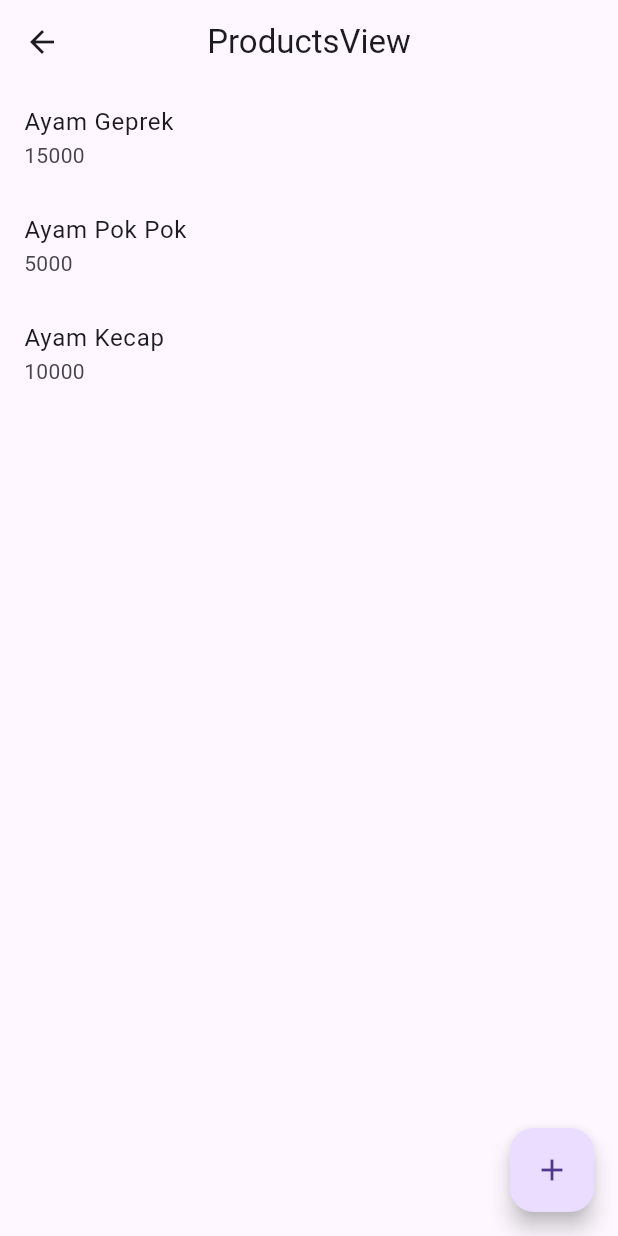
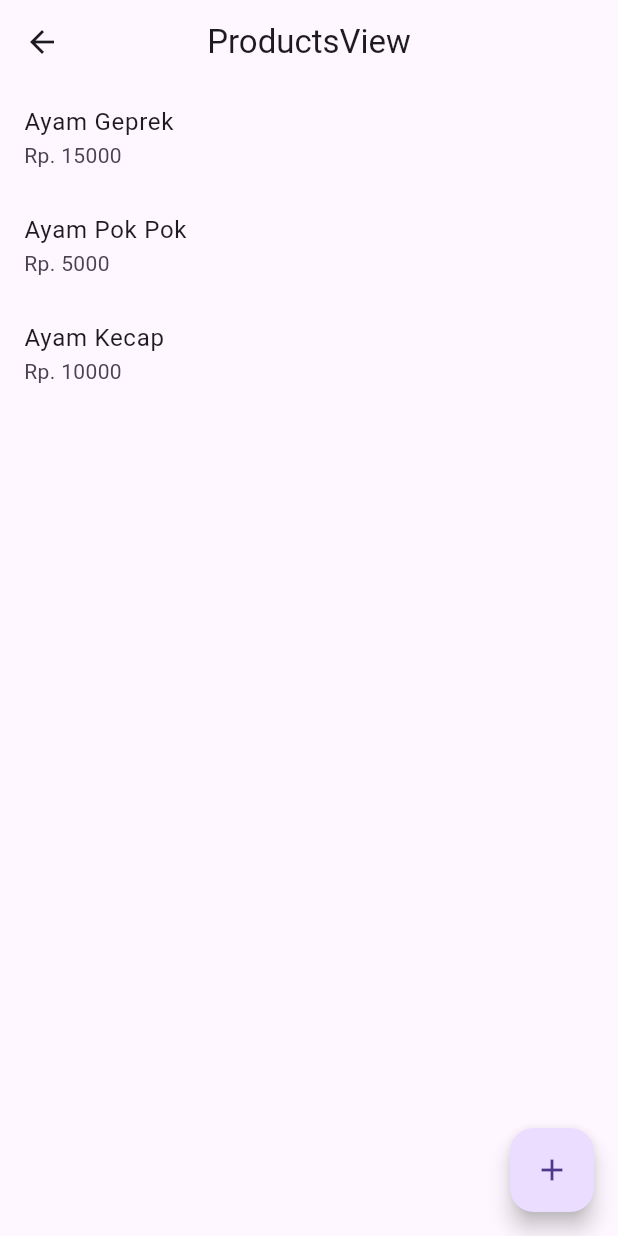
Before and after one commit to wildanarkan/latihan_cli, a Flutter app: the screen it shows after launch, after a tap on "PRODUCT PAGE", on a phone screen of 412 x 824 dp. Run offline on Flutter 3.47's test engine with Material 3 defaults, Android fonts, the phone set to English and light mode, and no system bars; our stand-ins replace get.

Commit message:
Mempelajari Create view,controller, dan install package Get CLI

```diff
--- a/lib/app/modules/products/bindings/products_binding.dart
+++ b/lib/app/modules/products/bindings/products_binding.dart
@@ -1,10 +1,15 @@
 import 'package:get/get.dart';
+
+import 'package:latihan_cli/app/modules/products/controllers/test_controller.dart';
 
 import '../controllers/products_controller.dart';
 
 class ProductsBinding extends Bindings {
   @override
   void dependencies() {
+    Get.lazyPut<TestController>(
+      () => TestController(),
+    );
     Get.lazyPut<ProductsController>(
       () => ProductsController(),
     );
--- /dev/null
+++ b/lib/app/modules/products/views/product_items_view.dart
@@ -0,0 +1,21 @@
+import 'package:flutter/material.dart';
+
+import 'package:get/get.dart';
+
+
+class ProductItem extends StatelessWidget {
+  const ProductItem({
+    super.key,
+    required this.data,
+  });
+
+  final Map<String,dynamic> data;
+
+  @override
+  Widget build(BuildContext context) {
+    return ListTile(
+      title: Text(data["name"]),
+      subtitle: Text("Rp. ${data["price"]}"),
+    );
+  }
+}
--- a/lib/app/modules/products/views/products_view.dart
+++ b/lib/app/modules/products/views/products_view.dart
@@ -1,6 +1,7 @@
 import 'package:flutter/material.dart';
 
 import 'package:get/get.dart';
+import 'package:latihan_cli/app/modules/products/views/product_items_view.dart';
 import 'package:latihan_cli/app/routes/app_pages.dart';
 
 import '../controllers/products_controller.dart';
@@ -19,10 +20,7 @@ class ProductsView extends GetView<ProductsController> {
           child: Icon(Icons.add)),
       body: Obx(() => ListView.builder(
             itemCount: controller.allProducts.length,
-            itemBuilder: (context, index) => ListTile(
-              title: Text(controller.allProducts[index]["name"]),
-              subtitle: Text(controller.allProducts[index]["price"].toString()),
-            ),
+            itemBuilder: (context, index) => ProductItem(data: controller.allProducts[index]),
           )),
     );
   }
--- a/pubspec.yaml
+++ b/pubspec.yaml
@@ -8,6 +8,7 @@ environment:
 dependencies:
   cupertino_icons: ^1.0.2
   get: 4.6.6
+  http: 1.2.0
   flutter:
     sdk: flutter
 
```
Also changed, not shown: lib/app/modules/products/controllers/test_controller.dart (added, +23 -0 lines), pubspec.lock.
